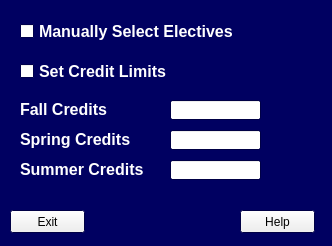
Qt form UI_code/Project_Settings_GUI_QT.ui (MrReBot/CPSC_4175_Course_Project) before a commit.
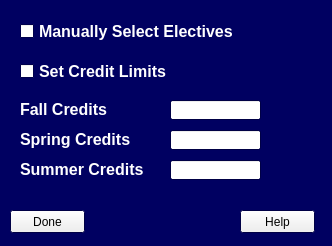
The same form after that commit.

What changed in the file:
```diff
--- a/UI_code/Project_Settings_GUI_QT.ui
+++ b/UI_code/Project_Settings_GUI_QT.ui
@@ -436,7 +436,7 @@
     </font>
    </property>
    <property name="text">
-    <string>Exit</string>
+    <string>Done</string>
    </property>
   </widget>
   <widget class="QPushButton" name="Help_btn">
```
